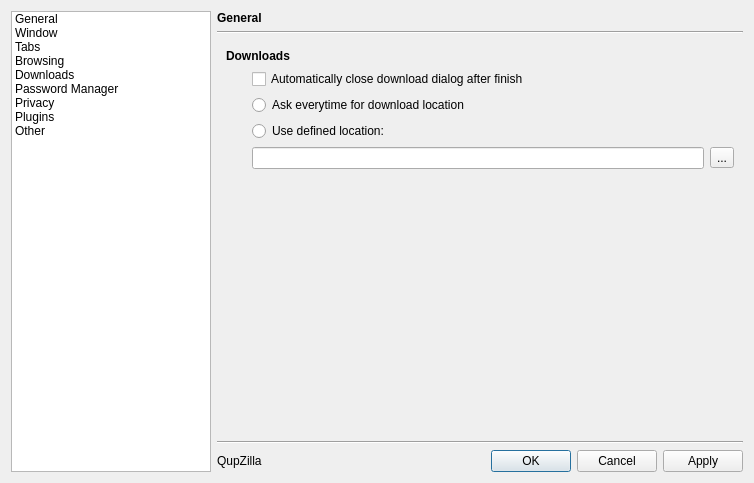
Above: src/preferences/preferences.ui from QupZilla/qupzilla before the change. Below: the same form after it.
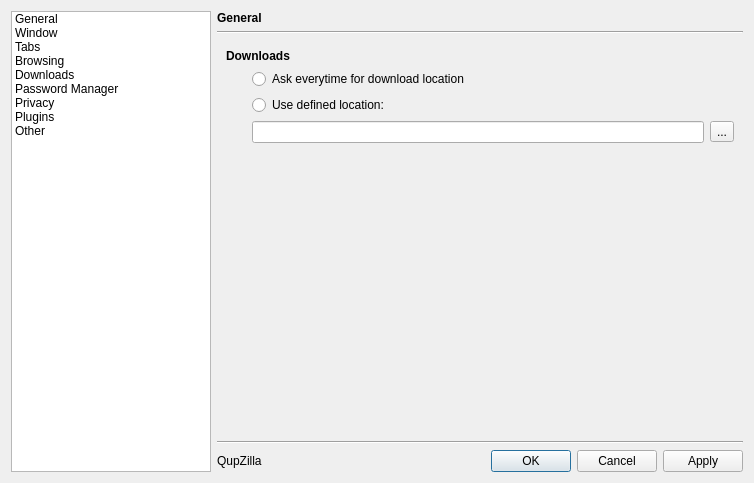
That is the form after the change. The open tabs and pages were chosen to show the change. Icons and pictures are not drawn. Custom widgets are drawn as their Qt base class.

Patch:
```diff
--- a/src/preferences/preferences.ui
+++ b/src/preferences/preferences.ui
@@ -1039,27 +1039,20 @@
         </widget>
        </item>
        <item row="3" column="1" colspan="2">
-        <widget class="QCheckBox" name="closeDownDialogOnFinish">
-         <property name="text">
-          <string>Automatically close download dialog after finish</string>
-         </property>
-        </widget>
-       </item>
-       <item row="4" column="1" colspan="2">
         <widget class="QRadioButton" name="askEverytime">
          <property name="text">
           <string>Ask everytime for download location</string>
          </property>
         </widget>
        </item>
-       <item row="5" column="1" colspan="2">
+       <item row="4" column="1" colspan="2">
         <widget class="QRadioButton" name="useDefined">
          <property name="text">
           <string>Use defined location: </string>
          </property>
         </widget>
        </item>
-       <item row="6" column="1" colspan="3">
+       <item row="5" column="1" colspan="3">
         <layout class="QHBoxLayout" name="horizontalLayout_4">
          <item>
           <widget class="QLineEdit" name="downLoc"/>
@@ -1073,7 +1066,7 @@
          </item>
         </layout>
        </item>
-       <item row="7" column="2">
+       <item row="6" column="2">
         <spacer name="verticalSpacer_10">
          <property name="orientation">
           <enum>Qt::Vertical</enum>
@@ -1086,36 +1079,7 @@
          </property>
         </spacer>
        </item>
-       <item row="3" column="0">
-        <spacer name="horizontalSpacer_13">
-         <property name="orientation">
-          <enum>Qt::Horizontal</enum>
-         </property>
-         <property name="sizeType">
-          <enum>QSizePolicy::Fixed</enum>
-         </property>
-         <property name="sizeHint" stdset="0">
-          <size>
-           <width>20</width>
-           <height>20</height>
-          </size>
-         </property>
-        </spacer>
-       </item>
-       <item row="3" column="3">
-        <spacer name="horizontalSpacer_17">
-         <property name="orientation">
-          <enum>Qt::Horizontal</enum>
-         </property>
-         <property name="sizeHint" stdset="0">
-          <size>
-           <width>40</width>
-           <height>20</height>
-          </size>
-         </property>
-        </spacer>
-       </item>
-       <item row="5" column="3">
+       <item row="4" column="3">
         <spacer name="horizontalSpacer_18">
          <property name="orientation">
           <enum>Qt::Horizontal</enum>
@@ -1128,7 +1092,7 @@
          </property>
         </spacer>
        </item>
-       <item row="6" column="0">
+       <item row="5" column="0">
         <spacer name="horizontalSpacer_19">
          <property name="orientation">
           <enum>Qt::Horizontal</enum>
```
